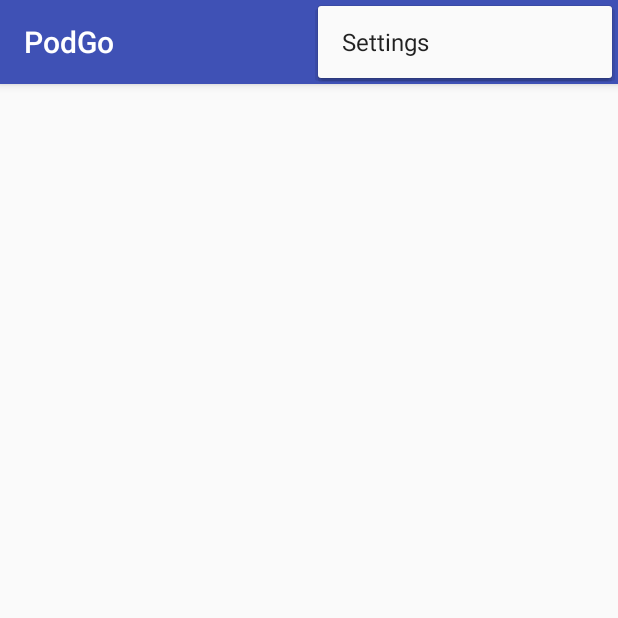
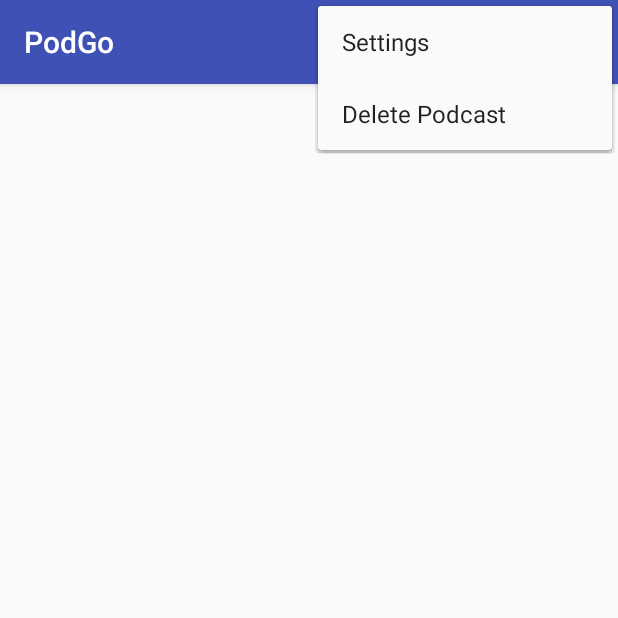
Before and after one commit to Jabromen/PodGo, an Android app: the screen it shows after launch (MainActivity), with the options menu open, on a phone screen of 412 x 824 dp, the top half of it. Run offline under Robolectric (Android 15) with nearby library versions, the phone set to English and light mode, and no system bars; libraries missing offline, so code that uses them is left out: com.icosillion.podengine; 3 statements that could not run were skipped.

Commit message:
Delete Podcast Option

```diff
--- a/app/src/main/java/me/bromen/podgo/PodcastAcitivity.java
+++ b/app/src/main/java/me/bromen/podgo/PodcastAcitivity.java
@@ -1,7 +1,6 @@
 package me.bromen.podgo;
 
 import android.graphics.Bitmap;
-import android.graphics.drawable.BitmapDrawable;
 import android.os.Bundle;
 import android.support.v4.view.MenuItemCompat;
 import android.support.v7.app.AppCompatActivity;
@@ -41,14 +40,14 @@ public class PodcastAcitivity extends AppCompatActivity {
         String title = getIntent().getStringExtra("TITLE");
         getSupportActionBar().setTitle(title);
 
-        Bitmap bitmap = PodcastSaver.getPodcastImage(this, title);
+        Bitmap bitmap = PodcastFileUtils.getPodcastImage(this, title);
 
         if (bitmap != null) {
             ImageView imageView = (ImageView) findViewById(R.id.podcast_toolbar_image);
             imageView.setImageBitmap(bitmap);
         }
 
-        podcast = PodcastSaver.loadPodcastFromFile(this, title);
+        podcast = PodcastFileUtils.loadPodcastFromFile(this, title);
 
         if (savedInstanceState != null) {
             filterOption = savedInstanceState.getInt("FILTER");
--- a/app/src/main/java/me/bromen/podgo/PodcastRecyclerAdapter.java
+++ b/app/src/main/java/me/bromen/podgo/PodcastRecyclerAdapter.java
@@ -53,7 +53,7 @@ public class PodcastRecyclerAdapter extends RecyclerView.Adapter<PodcastRecycler
         }
 
         holder.titleView.setText(title);
-        holder.imageView.setImageBitmap(PodcastSaver.getPodcastImage(context, title));
+        holder.imageView.setImageBitmap(PodcastFileUtils.getPodcastImage(context, title));
 
     }
 
--- a/app/src/main/res/menu/menu_main.xml
+++ b/app/src/main/res/menu/menu_main.xml
@@ -11,8 +11,14 @@
     <item
         android:id="@+id/action_new_podcast"
         android:orderInCategory="200"
-        android:title="Add New Podcast"
+        android:title="@string/action_new_podcast"
         app:showAsAction="ifRoom|withText"
         android:icon="@mipmap/ic_rss_feed"
         />
+
+    <item
+        android:id="@+id/action_delete_podcast"
+        android:orderInCategory="300"
+        android:title="@string/action_delete_podcast"
+        app:showAsAction="never"/>
 </menu>
--- a/app/src/main/res/values/colors.xml
+++ b/app/src/main/res/values/colors.xml
@@ -3,4 +3,6 @@
     <color name="colorPrimary">#3F51B5</color>
     <color name="colorPrimaryDark">#303F9F</color>
     <color name="colorAccent">#FF4081</color>
+    <color name="colorRed">#FF0000</color>
+    <color name="colorWhite">#FFFFFF</color>
 </resources>
--- a/app/src/main/res/values/strings.xml
+++ b/app/src/main/res/values/strings.xml
@@ -11,4 +11,6 @@
     <string name="load_all_episodes">Load All Episodes</string>
     <string name="filter_episodes">Filter Episodes</string>
     <string name="podcast_image">Podcast Image</string>
+    <string name="action_new_podcast">Add New Podcast</string>
+    <string name="action_delete_podcast">Delete Podcast</string>
 </resources>
```
Also changed, not shown: app/src/main/java/me/bromen/podgo/MainActivity.java (+25 -2 lines), app/src/main/java/me/bromen/podgo/PodcastFileUtils.java (renamed from app/src/main/java/me/bromen/podgo/PodcastSaver.java, +36 -10 lines), app/src/main/java/me/bromen/podgo/PodcastList.java (+14 -0 lines).
